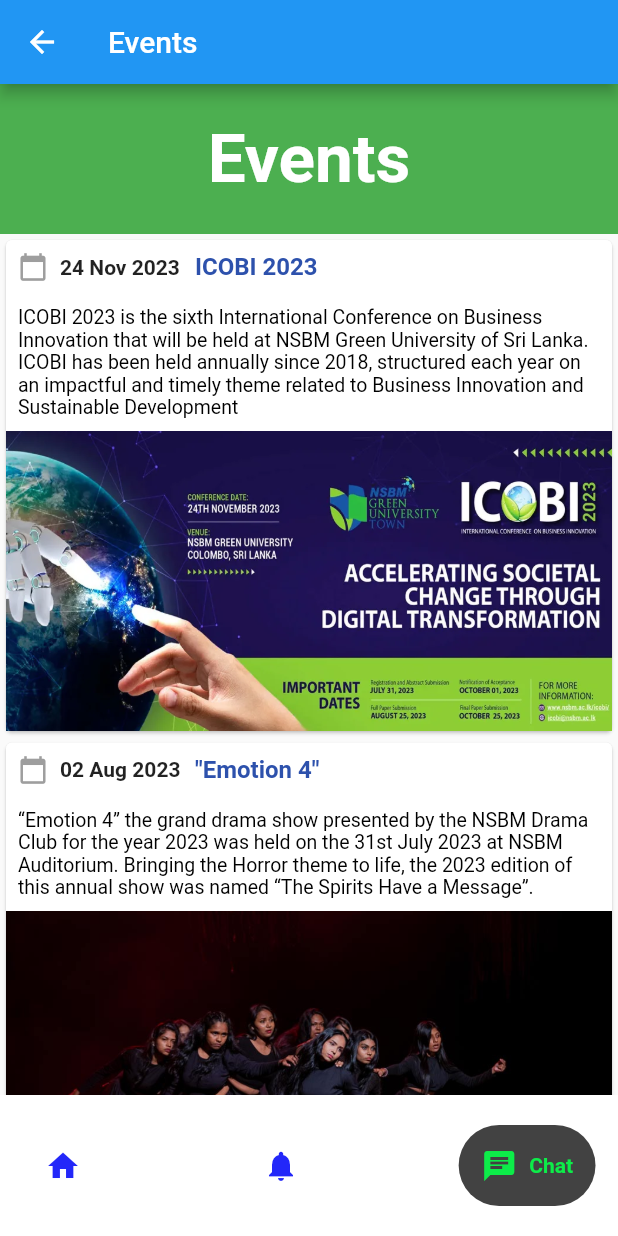
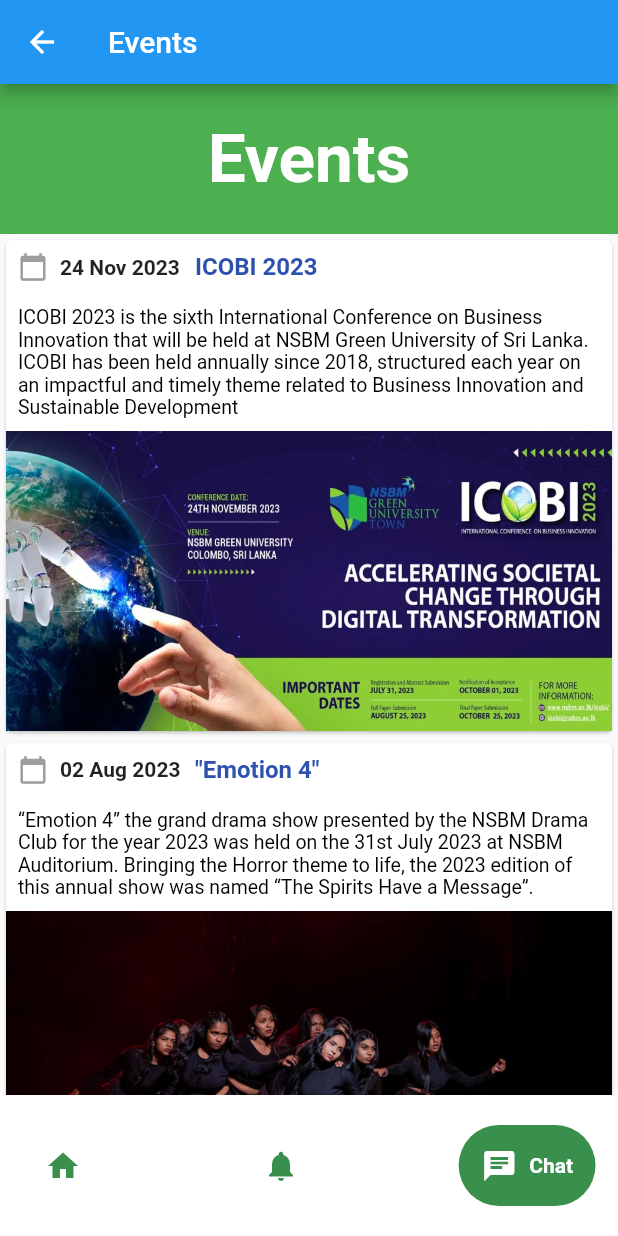
Before and after one commit to Madhushan13/NSBMEZ_FrontEnd, a Flutter app: the EventsPage screen opened directly, on a phone screen of 412 x 824 dp. Run offline on Flutter 3.47's test engine with Material 2 defaults, Android fonts, the phone set to English and light mode, and no system bars; drawn by our look-alikes of google_nav_bar; our stand-ins replace carousel_slider, firebase_auth, firebase_core, qr_flutter, smooth_page_indicator, syncfusion_flutter_calendar; missing offline and left inert: mobile_scanner; accounts and stored records are empty; Roboto replaces fonts that are missing (Arial).

Commit message:
color cahnge

```diff
--- a/lib/Pages/Home_widget.dart
+++ b/lib/Pages/Home_widget.dart
@@ -246,9 +246,9 @@ class CustomBottomNavigationBar extends StatelessWidget {
         padding: const EdgeInsets.symmetric(horizontal: 15.0, vertical: 20),
         child: GNav(
           backgroundColor: Colors.white,
-          color: const Color.fromARGB(255, 35, 39, 249),
-          activeColor: const Color.fromARGB(255, 13, 236, 73),
-          tabBackgroundColor: Colors.grey.shade800,
+          color: Color.fromARGB(255, 56, 144, 76),
+          activeColor: Color.fromARGB(255, 255, 255, 255),
+          tabBackgroundColor: Color.fromARGB(255, 56, 144, 76),
           gap: 8,
           padding: const EdgeInsets.all(15),
           tabs: const [
```
